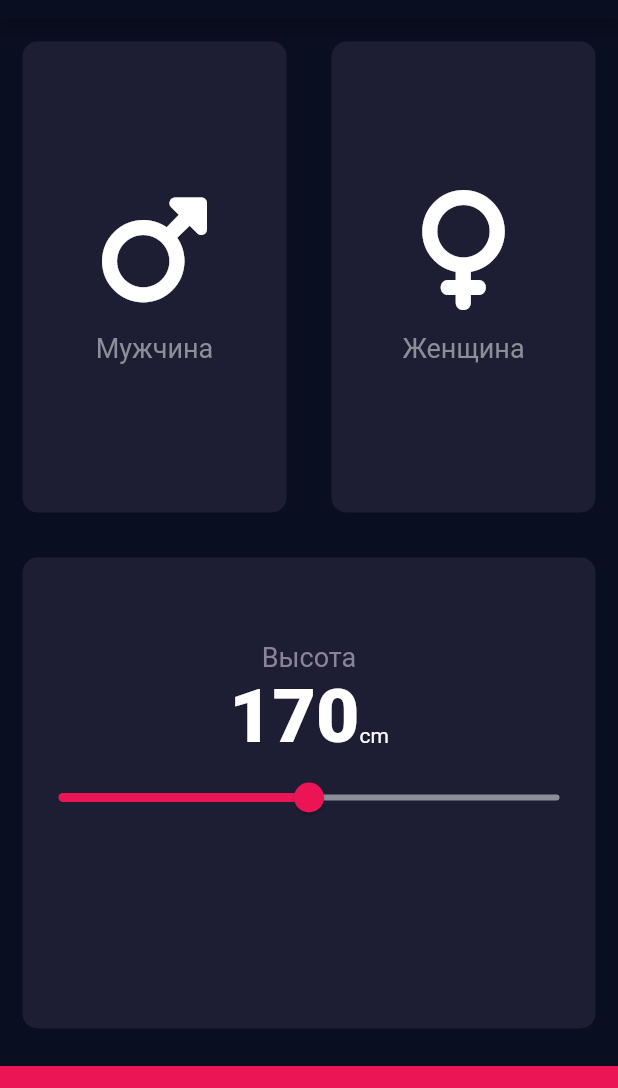
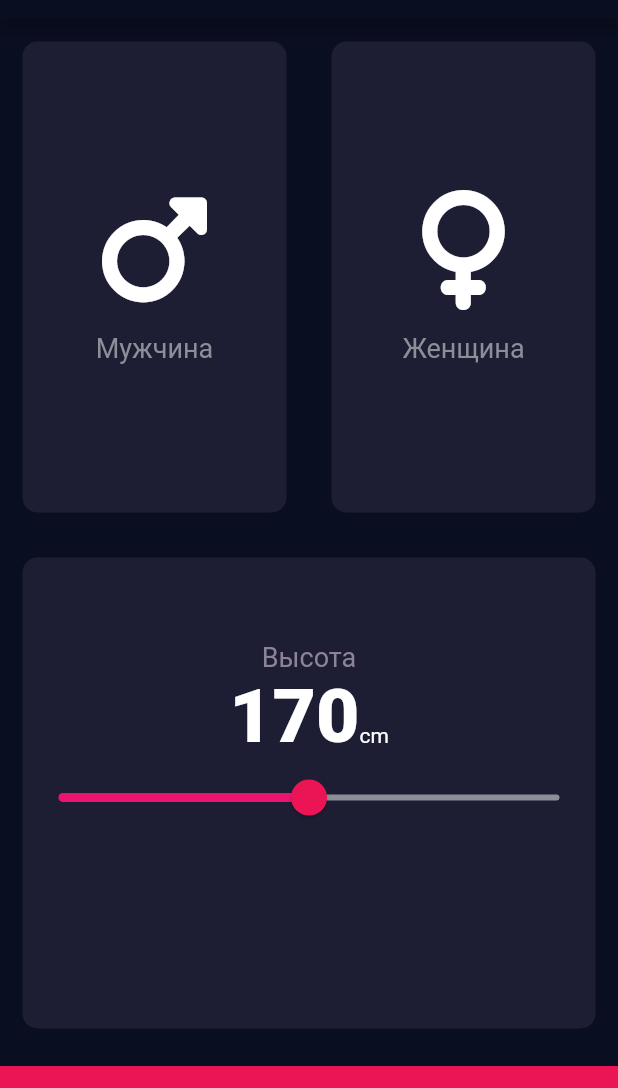
Before and after one commit to WOWDeveloperX/BMI-Calculator, a Flutter app: the screen it shows after launch, after a tap on "Высота", on a phone screen of 412 x 824 dp, the part 65-1153 px from its top. Run offline on Flutter 3.47's test engine with Material 2 defaults, Android fonts, the phone set to English and light mode, and no system bars; our stand-ins replace font_awesome_flutter.

Commit message:
slider customization

```diff
--- a/lib/imput_page.dart
+++ b/lib/imput_page.dart
@@ -91,18 +91,30 @@ class _InputPageState extends State<InputPage> {
                         const Text('cm'),
                       ],
                     ),
-                    Slider(
+                    SliderTheme(
+                      data: SliderTheme.of(context).copyWith(
+                        thumbShape: const RoundSliderThumbShape(
+                          enabledThumbRadius: 12,
+                        ),
+                        overlayShape:
+                            const RoundSliderOverlayShape(overlayRadius: 24),
+                        activeTrackColor: const Color(0xFFEB1570),
+                        inactiveTrackColor: const Color(0xFF8D8E98),
+                        thumbColor: const Color(0xFFEB1555),
+                        overlayColor: const Color(0x29EB1555),
+                      ),
+                      child: Slider(
                         value: _height.toDouble(),
                         min: 120.0,
                         max: 220.0,
-                      activeColor: const Color(0xFFEB1555),
-                      inactiveColor: const Color(0xFF8D8E98),
+                        // activeColor: const Color(0xFFEB1555),
+                        // inactiveColor: const Color(0xFF8D8E98),
                         onChanged: (double newValue) {
                           setState(() {
                             _height = newValue.round();
-                          print(newValue);
                           });
                         },
+                      ),
                     ),
                   ],
                 ),
```
Lines whose indentation alone changed are shown as unchanged.
